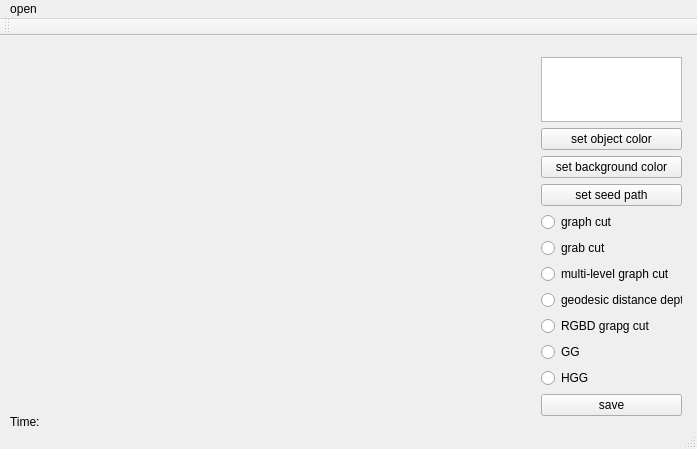
Above: Segmentation/segmentation.ui from MirandaGe/segmentation before the change. Below: the same form after it.
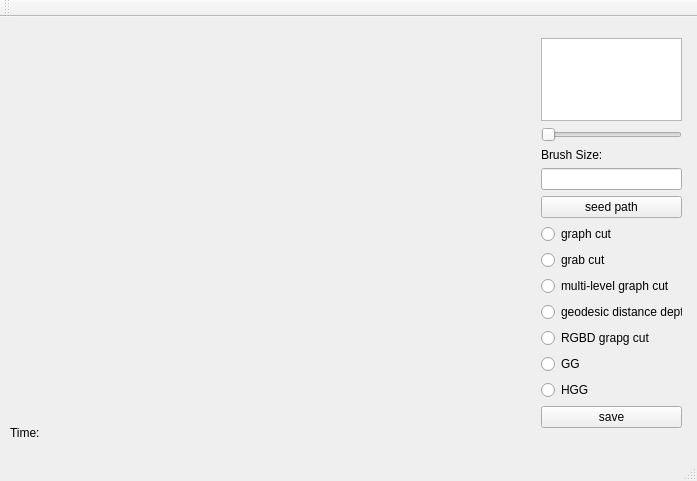
That is the form after the change.

Commit message: add menu bar

Patch:
```diff
--- a/Segmentation/segmentation.ui
+++ b/Segmentation/segmentation.ui
@@ -7,7 +7,7 @@
     <x>0</x>
     <y>0</y>
     <width>697</width>
-    <height>449</height>
+    <height>481</height>
    </rect>
   </property>
   <property name="windowTitle">
@@ -18,7 +18,7 @@
     <property name="geometry">
      <rect>
       <x>10</x>
-      <y>380</y>
+      <y>410</y>
       <width>54</width>
       <height>12</height>
      </rect>
@@ -33,7 +33,7 @@
       <x>530</x>
       <y>10</y>
       <width>163</width>
-      <height>381</height>
+      <height>412</height>
      </rect>
     </property>
     <layout class="QVBoxLayout" name="verticalLayout">
@@ -41,23 +41,26 @@
       <widget class="QListWidget" name="imageList"/>
      </item>
      <item>
-      <widget class="QPushButton" name="objButton">
-       <property name="text">
-        <string>set object color</string>
+      <widget class="QSlider" name="brushSizeSlider">
+       <property name="orientation">
+        <enum>Qt::Horizontal</enum>
        </property>
       </widget>
      </item>
      <item>
-      <widget class="QPushButton" name="bkgButton">
+      <widget class="QLabel" name="brushSizeText">
        <property name="text">
-        <string>set background color</string>
+        <string>Brush Size:</string>
        </property>
       </widget>
      </item>
+     <item>
+      <widget class="QLineEdit" name="seedPathEdit"/>
+     </item>
      <item>
       <widget class="QPushButton" name="seedButton">
        <property name="text">
-        <string>set seed path</string>
+        <string>seed path</string>
        </property>
       </widget>
      </item>
@@ -123,17 +126,69 @@
      </item>
     </layout>
    </widget>
-   <widget class="QWidget" name="layoutWidget">
+   <widget class="QWidget" name="">
     <property name="geometry">
      <rect>
       <x>10</x>
       <y>10</y>
       <width>511</width>
-      <height>361</height>
+      <height>20</height>
      </rect>
     </property>
-    <layout class="QGridLayout" name="gridLayout">
-     <item row="0" column="0">
+    <layout class="QHBoxLayout" name="horizontalLayout_2">
+     <item>
+      <widget class="QLabel" name="RGBLabel">
+       <property name="text">
+        <string>RGB Image:</string>
+       </property>
+      </widget>
+     </item>
+     <item>
+      <widget class="QLabel" name="depthLabel">
+       <property name="text">
+        <string>Depth Image:</string>
+       </property>
+      </widget>
+     </item>
+    </layout>
+   </widget>
+   <widget class="QWidget" name="">
+    <property name="geometry">
+     <rect>
+      <x>10</x>
+      <y>210</y>
+      <width>511</width>
+      <height>20</height>
+     </rect>
+    </property>
+    <layout class="QHBoxLayout" name="horizontalLayout_3">
+     <item>
+      <widget class="QLabel" name="seedLabel">
+       <property name="text">
+        <string>Seed Image:</string>
+       </property>
+      </widget>
+     </item>
+     <item>
+      <widget class="QLabel" name="resultLabel">
+       <property name="text">
+        <string>Result Image:</string>
+       </property>
+      </widget>
+     </item>
+    </layout>
+   </widget>
+   <widget class="QWidget" name="">
+    <property name="geometry">
+     <rect>
+      <x>9</x>
+      <y>29</y>
+      <width>511</width>
+      <height>171</height>
+     </rect>
+    </property>
+    <layout class="QHBoxLayout" name="horizontalLayout_4">
+     <item>
       <widget class="QLabel" name="RGBImage">
        <property name="frameShape">
         <enum>QFrame::NoFrame</enum>
@@ -143,21 +198,33 @@
        </property>
       </widget>
      </item>
-     <item row="0" column="1">
+     <item>
       <widget class="QLabel" name="depthImage">
        <property name="text">
         <string/>
        </property>
       </widget>
      </item>
-     <item row="1" column="0">
+    </layout>
+   </widget>
+   <widget class="QWidget" name="">
+    <property name="geometry">
+     <rect>
+      <x>10</x>
+      <y>230</y>
+      <width>511</width>
+      <height>171</height>
+     </rect>
+    </property>
+    <layout class="QHBoxLayout" name="horizontalLayout_5">
+     <item>
       <widget class="QLabel" name="seedImage">
        <property name="text">
         <string/>
        </property>
       </widget>
      </item>
-     <item row="1" column="1">
+     <item>
       <widget class="QLabel" name="resultImage">
        <property name="text">
         <string/>
@@ -166,24 +233,14 @@
      </item>
     </layout>
    </widget>
-  </widget>
-  <widget class="QMenuBar" name="menuBar">
-   <property name="geometry">
-    <rect>
-     <x>0</x>
-     <y>0</y>
-     <width>697</width>
-     <height>23</height>
-    </rect>
-   </property>
-   <widget class="QMenu" name="menuOpen">
-    <property name="title">
-     <string>open</string>
-    </property>
-    <addaction name="OpenRGB"/>
-    <addaction name="OpenDepth"/>
-   </widget>
-   <addaction name="menuOpen"/>
+   <zorder>timeLabel</zorder>
+   <zorder>layoutWidget</zorder>
+   <zorder>layoutWidget</zorder>
+   <zorder>RGBLabel</zorder>
+   <zorder>seedLabel</zorder>
+   <zorder>depthLabel</zorder>
+   <zorder>resultLabel</zorder>
+   <zorder>depthLabel</zorder>
   </widget>
   <widget class="QToolBar" name="mainToolBar">
    <attribute name="toolBarArea">
```
The commit also changes 17 other files.
